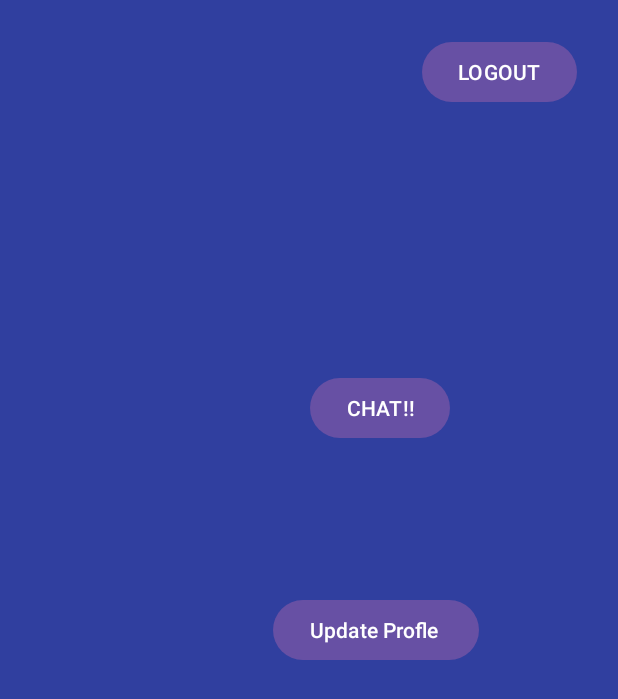
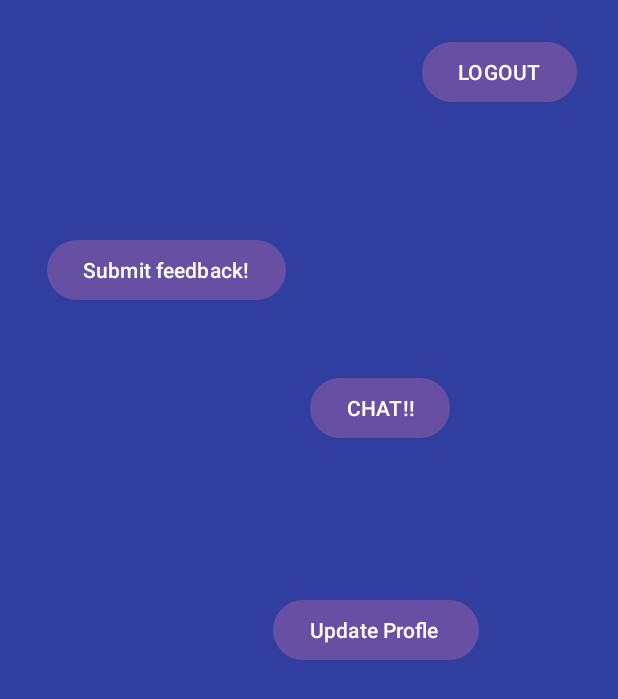
Before and after one commit to anasaqeeel/CodeHub_Android_App, an Android app: the main screen opened directly, with no data from a screen before it, on a phone screen of 412 x 824 dp. Shown: the top 699 px of the screen. Run offline under Robolectric (Android 15) with nearby library versions, the phone set to English and light mode, and no system bars; our stand-ins replace Firebase (no records; nobody signed in at launch, a user with empty details on screens opened directly); Roboto replaces fonts that are not available here.

Commit message:
Feedback

```diff
--- a/app/src/main/res/layout/activity_main3.xml
+++ b/app/src/main/res/layout/activity_main3.xml
@@ -32,7 +32,16 @@
         app:layout_constraintHorizontal_bias="0.648"
         app:layout_constraintStart_toStartOf="parent"
         app:layout_constraintTop_toTopOf="parent" />
-
+    <Button
+        android:id="@+id/feedback"
+        android:layout_width="wrap_content"
+        android:layout_height="wrap_content"
+        android:layout_marginTop="156dp"
+        android:text="Submit feedback!"
+        app:layout_constraintEnd_toEndOf="parent"
+        app:layout_constraintHorizontal_bias="0.123"
+        app:layout_constraintStart_toStartOf="parent"
+        app:layout_constraintTop_toTopOf="parent"/>
     <Button
         android:id="@+id/update_profile_button1"
         android:layout_width="wrap_content"
@@ -43,6 +52,7 @@
         app:layout_constraintHorizontal_bias="0.663"
         app:layout_constraintStart_toStartOf="parent"
         app:layout_constraintTop_toTopOf="parent" />
+
     <FrameLayout
         android:id="@+id/fragment_container"
         android:layout_width="match_parent"
```
